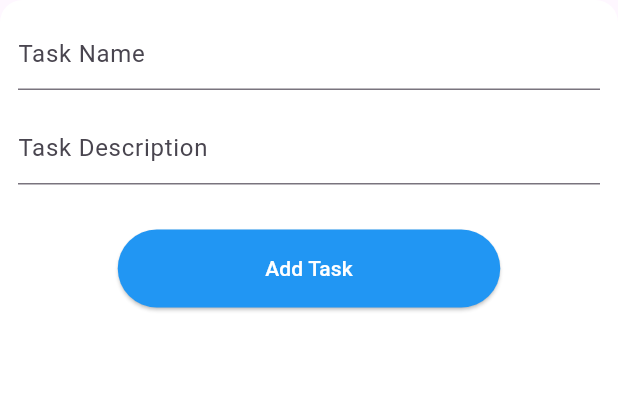
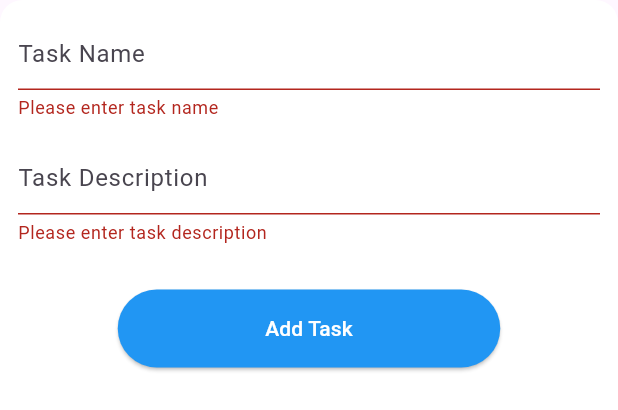
Before and after one commit to KarimYasser15/originators-todolist-flutter, a Flutter app: the AddTaskBottomSheetWidget widget shown alone on an empty page, opened directly, after a tap on "Add Task", on a phone screen of 412 x 824 dp. Shown: the top 410 px of the screen. Run offline on Flutter 3.47's test engine with Material 3 defaults, Android fonts, the phone set to English and light mode, and no system bars.

Commit message:
Added validation for adding task & added provider

```diff
--- a/lib/main.dart
+++ b/lib/main.dart
@@ -1,6 +1,8 @@
 import 'package:flutter/material.dart';
+import 'package:provider/provider.dart';
 import 'package:todo_list/my_app.dart';
+import 'package:todo_list/screens/home/task_provider.dart';
 
 void main() {
-  runApp(MyApp());
+  runApp(Provider(create: (context) => TaskProvider(), child: MyApp()));
 }
--- /dev/null
+++ b/lib/models/task_model.dart
@@ -0,0 +1 @@
+class TaskModel {}
--- /dev/null
+++ b/lib/models/user_model.dart
@@ -0,0 +1 @@
+class UserModel {}
--- a/lib/screens/home/widget/add_task_bottom_sheet_widget.dart
+++ b/lib/screens/home/widget/add_task_bottom_sheet_widget.dart
@@ -6,6 +6,7 @@ class AddTaskBottomSheetWidget extends StatelessWidget {
   AddTaskBottomSheetWidget({super.key});
   TextEditingController taskName = TextEditingController();
   TextEditingController taskDescription = TextEditingController();
+  var formKey = GlobalKey<FormState>();
 
   @override
   Widget build(BuildContext context) {
@@ -17,21 +18,49 @@ class AddTaskBottomSheetWidget extends StatelessWidget {
       height: 300,
       child: Padding(
         padding: const EdgeInsets.all(12.0),
+        child: Form(
+          key: formKey,
           child: Column(
             children: [
-            DefaultTextFormField(hintText: "Task Name", controller: taskName),
+              DefaultTextFormField(
+                hintText: "Task Name",
+                controller: taskName,
+                validator: (value) {
+                  if (value == null || value.trim().isEmpty) {
+                    return "Please enter task name";
+                  }
+                  return null;
+                },
+              ),
               SizedBox(
                 height: 15,
               ),
               DefaultTextFormField(
-                hintText: "Task Description", controller: taskDescription),
+                hintText: "Task Description",
+                controller: taskDescription,
+                validator: (value) {
+                  if (value == null || value.trim().isEmpty) {
+                    return "Please enter task description";
+                  }
+                  return null;
+                },
+              ),
               SizedBox(
                 height: 30,
               ),
-            DefaultSubmitButton(onPressed: () {}, label: "Add Task")
+              DefaultSubmitButton(
+                  onPressed: () {
+                    if (formKey.currentState!.validate()) {
+                      addTask();
+                    }
+                  },
+                  label: "Add Task")
             ],
+          ),
         ),
       ),
     );
   }
+
+  void addTask() {}
 }
--- a/lib/screens/home/widget/task_item_widget.dart
+++ b/lib/screens/home/widget/task_item_widget.dart
@@ -35,7 +35,8 @@ class TaskItemWidget extends StatelessWidget {
                     ),
                     Text(
                       "Task Descriptionsdfvsssssssssssssssssssssssss",
-                      overflow: TextOverflow.fade,
+                      overflow: TextOverflow.ellipsis,
+                      maxLines: 2,
                       style: TextStyle(
                         color: Colors.white,
                       ),
--- a/pubspec.yaml
+++ b/pubspec.yaml
@@ -34,6 +34,7 @@ dependencies:
   # The following adds the Cupertino Icons font to your application.
   # Use with the CupertinoIcons class for iOS style icons.
   cupertino_icons: ^1.0.8
+  provider: ^6.1.2
 
 dev_dependencies:
   flutter_test:
```
Also changed, not shown: lib/screens/home/home.dart (+9 -1 lines), lib/screens/home/task_provider.dart (added, +9 -0 lines), pubspec.lock. Lines whose indentation alone changed are shown as unchanged.
